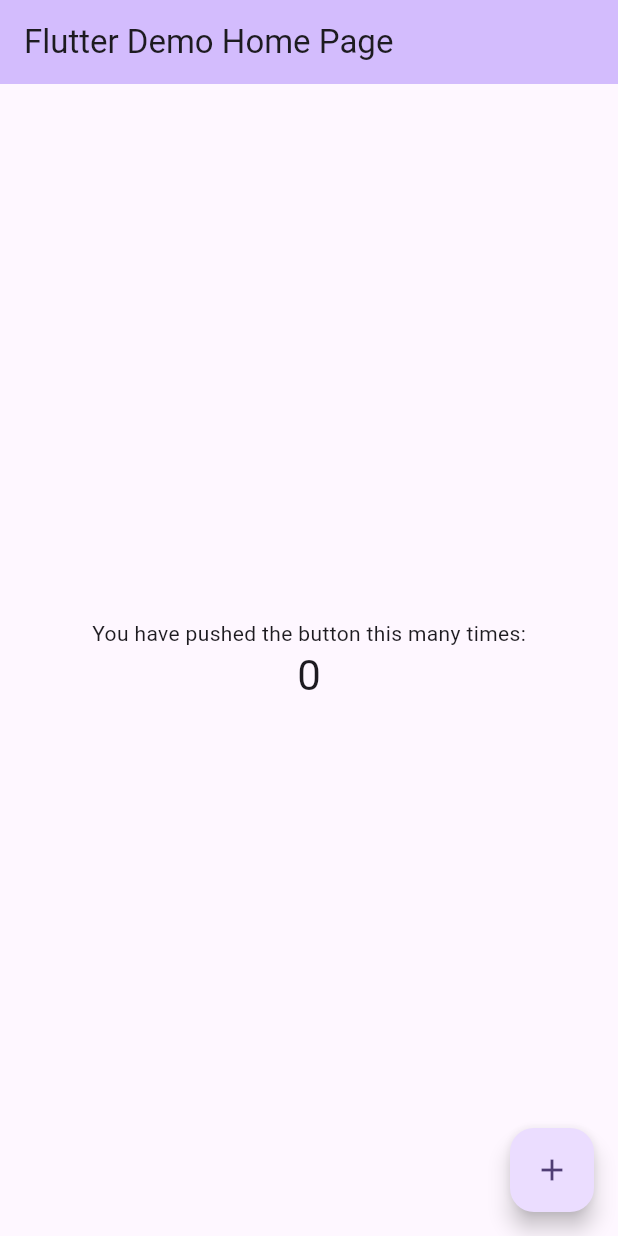
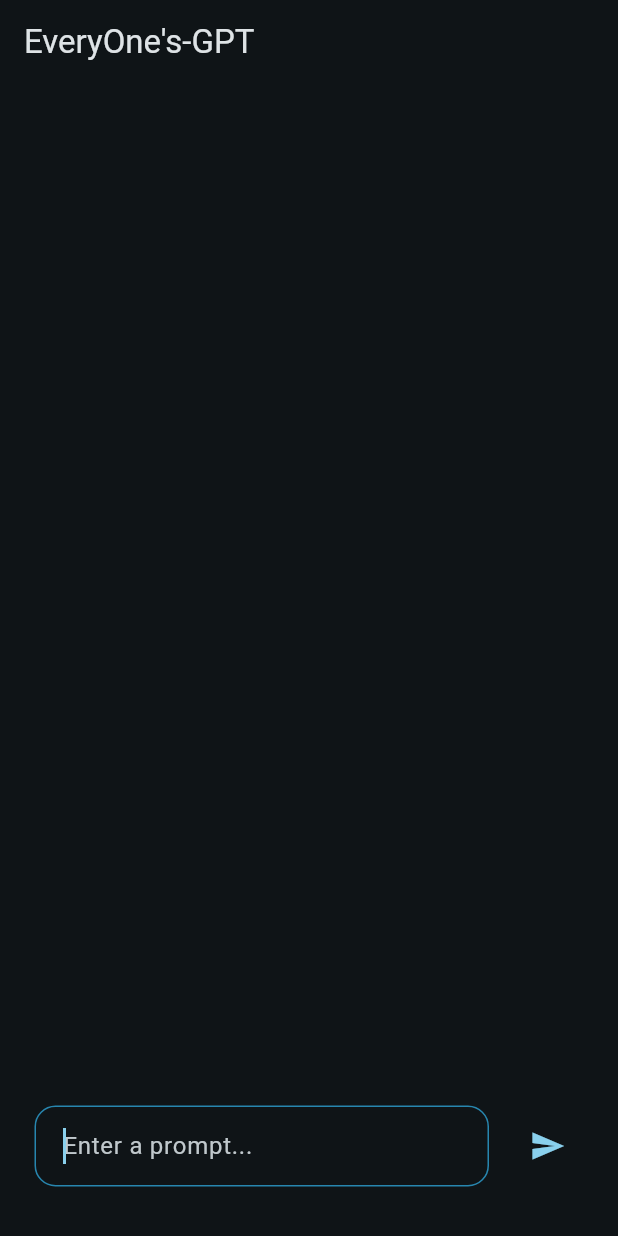
Before and after one commit to bhartiyaanshul/everyone-sGTP-geminiAI-flutter, a Flutter app: the screen it shows after launch, on a phone screen of 412 x 824 dp. Run offline on Flutter 3.47's test engine with Material 3 defaults, Android fonts, the light colour scheme and no system bars; our stand-ins replace flutter_markdown, google_generative_ai.

Commit message:
Everyone's GPT created

```diff
--- a/lib/main.dart
+++ b/lib/main.dart
@@ -1,125 +1,343 @@
+// Copyright 2024 the Dart project authors. All rights reserved.
+// Use of this source code is governed by a BSD-style license
+// that can be found in the LICENSE file.
+
 import 'package:flutter/material.dart';
+import 'package:flutter_markdown/flutter_markdown.dart';
+import 'package:google_generative_ai/google_generative_ai.dart';
+import 'package:url_launcher/link.dart';
 
 void main() {
-  runApp(const MyApp());
+  runApp(const GenerativeAISample());
 }
 
-class MyApp extends StatelessWidget {
-  const MyApp({super.key});
+class GenerativeAISample extends StatelessWidget {
+  const GenerativeAISample({super.key});
 
-  // This widget is the root of your application.
   @override
   Widget build(BuildContext context) {
     return MaterialApp(
-      title: 'Flutter Demo',
+      debugShowCheckedModeBanner: false,
+      title: "EveryOne's-GPT",
       theme: ThemeData(
-        // This is the theme of your application.
-        //
-        // TRY THIS: Try running your application with "flutter run". You'll see
-        // the application has a purple toolbar. Then, without quitting the app,
-        // try changing the seedColor in the colorScheme below to Colors.green
-        // and then invoke "hot reload" (save your changes or press the "hot
-        // reload" button in a Flutter-supported IDE, or press "r" if you used
-        // the command line to start the app).
-        //
-        // Notice that the counter didn't reset back to zero; the application
-        // state is not lost during the reload. To reset the state, use hot
-        // restart instead.
-        //
-        // This works for code too, not just values: Most code changes can be
-        // tested with just a hot reload.
-        colorScheme: ColorScheme.fromSeed(seedColor: Colors.deepPurple),
+        colorScheme: ColorScheme.fromSeed(
+          brightness: Brightness.dark,
+          seedColor: const Color.fromARGB(255, 171, 222, 244),
+          secondary: Color.fromARGB(255, 39, 134, 175)
+        ),
         useMaterial3: true,
       ),
-      home: const MyHomePage(title: 'Flutter Demo Home Page'),
+      home: const ChatScreen(title: "EveryOne's-GPT"),
     );
   }
 }
 
-class MyHomePage extends StatefulWidget {
-  const MyHomePage({super.key, required this.title});
-
-  // This widget is the home page of your application. It is stateful, meaning
-  // that it has a State object (defined below) that contains fields that affect
-  // how it looks.
-
-  // This class is the configuration for the state. It holds the values (in this
-  // case the title) provided by the parent (in this case the App widget) and
-  // used by the build method of the State. Fields in a Widget subclass are
-  // always marked "final".
+class ChatScreen extends StatefulWidget {
+  const ChatScreen({super.key, required this.title});
 
   final String title;
 
   @override
-  State<MyHomePage> createState() => _MyHomePageState();
+  State<ChatScreen> createState() => _ChatScreenState();
 }
 
-class _MyHomePageState extends State<MyHomePage> {
-  int _counter = 0;
+class _ChatScreenState extends State<ChatScreen> {
+  String? apiKey = 'AIzaSyAuywSz6nhPW8enQ3C6ZQxu7mGlxx_8R2I';
 
-  void _incrementCounter() {
-    setState(() {
-      // This call to setState tells the Flutter framework that something has
-      // changed in this State, which causes it to rerun the build method below
-      // so that the display can reflect the updated values. If we changed
-      // _counter without calling setState(), then the build method would not be
-      // called again, and so nothing would appear to happen.
-      _counter++;
-    });
+  @override
+  Widget build(BuildContext context) {
+    return Scaffold(
+      appBar: AppBar(
+        title: Text(widget.title),
+      ),
+      body: switch (apiKey) {
+        final providedKey? => ChatWidget(apiKey: providedKey),
+        _ => ApiKeyWidget(onSubmitted: (key) {
+            setState(() => apiKey = key);
+          }),
+      },
+    );
+  }
+}
+
+class ApiKeyWidget extends StatelessWidget {
+  ApiKeyWidget({required this.onSubmitted, super.key});
+
+  final ValueChanged onSubmitted;
+  final TextEditingController _textController = TextEditingController();
+
+  @override
+  Widget build(BuildContext context) {
+    return Scaffold(
+      body: Padding(
+        padding: const EdgeInsets.all(8.0),
+        child: Column(
+          mainAxisSize: MainAxisSize.min,
+          children: [
+            const Text(
+              'To use the Gemini API, you\'ll need an API key. '
+              'If you don\'t already have one, '
+              'create a key in Google AI Studio.',
+            ),
+            const SizedBox(height: 8),
+            Link(
+              uri: Uri.https('makersuite.google.com', '/app/apikey'),
+              target: LinkTarget.blank,
+              builder: (context, followLink) => TextButton(
+                onPressed: followLink,
+                child: const Text('Get an API Key'),
+              ),
+            ),
+            const SizedBox(height: 8),
+            Row(
+              children: [
+                Expanded(
+                  child: TextField(
+                    decoration:
+                        textFieldDecoration(context, 'Enter your API key'),
+                    controller: _textController,
+                    onSubmitted: (value) {
+                      onSubmitted(value);
+                    },
+                  ),
+                ),
+                const SizedBox(height: 8),
+                TextButton(
+                  onPressed: () {
+                    onSubmitted(_textController.value.text);
+                  },
+                  child: const Text('Submit'),
+                ),
+              ],
+            ),
+          ],
+        ),
+      ),
+    );
+  }
+}
+
+class ChatWidget extends StatefulWidget {
+  const ChatWidget({required this.apiKey, super.key});
+
+  final String apiKey;
+
+  @override
+  State<ChatWidget> createState() => _ChatWidgetState();
+}
+
+class _ChatWidgetState extends State<ChatWidget> {
+  late final GenerativeModel _model;
+  late final ChatSession _chat;
+  final ScrollController _scrollController = ScrollController();
+  final TextEditingController _textController = TextEditingController();
+  final FocusNode _textFieldFocus = FocusNode(debugLabel: 'TextField');
+  bool _loading = false;
+
+  @override
+  void initState() {
+    super.initState();
+    _model = GenerativeModel(
+      model: 'gemini-pro',
+      apiKey: widget.apiKey,
+    );
+    _chat = _model.startChat();
+  }
+
+  void _scrollDown() {
+    WidgetsBinding.instance.addPostFrameCallback(
+      (_) => _scrollController.animateTo(
+        _scrollController.position.maxScrollExtent,
+        duration: const Duration(
+          milliseconds: 750,
+        ),
+        curve: Curves.easeOutCirc,
+      ),
+    );
   }
 
   @override
   Widget build(BuildContext context) {
-    // This method is rerun every time setState is called, for instance as done
-    // by the _incrementCounter method above.
-    //
-    // The Flutter framework has been optimized to make rerunning build methods
-    // fast, so that you can just rebuild anything that needs updating rather
-    // than having to individually change instances of widgets.
-    return Scaffold(
-      appBar: AppBar(
-        // TRY THIS: Try changing the color here to a specific color (to
-        // Colors.amber, perhaps?) and trigger a hot reload to see the AppBar
-        // change color while the other colors stay the same.
-        backgroundColor: Theme.of(context).colorScheme.inversePrimary,
-        // Here we take the value from the MyHomePage object that was created by
-        // the App.build method, and use it to set our appbar title.
-        title: Text(widget.title),
+    final history = _chat.history.toList();
+    return Padding(
+      padding: const EdgeInsets.all(8.0),
+      child: Column(
+        mainAxisAlignment: MainAxisAlignment.center,
+        crossAxisAlignment: CrossAxisAlignment.start,
+        children: [
+          Expanded(
+            child: ListView.builder(
+              controller: _scrollController,
+              itemBuilder: (context, idx) {
+                final content = history[idx];
+                final text = content.parts
+                    .whereType<TextPart>()
+                    .map<String>((e) => e.text)
+                    .join('');
+                return MessageWidget(
+                  text: text,
+                  isFromUser: content.role == 'user',
+                );
+              },
+              itemCount: history.length,
+            ),
+          ),
+          Padding(
+            padding: const EdgeInsets.symmetric(
+              vertical: 25,
+              horizontal: 15,
+            ),
+            child: Row(
+              children: [
+                Expanded(
+                  child: TextField(
+                    autofocus: true,
+                    focusNode: _textFieldFocus,
+                    decoration:
+                        textFieldDecoration(context, 'Enter a prompt...'),
+                    controller: _textController,
+                    onSubmitted: (String value) {
+                      _sendChatMessage(value);
+                    },
+                  ),
+                ),
+                const SizedBox.square(dimension: 15),
+                if (!_loading)
+                  IconButton(
+                    onPressed: () async {
+                      _sendChatMessage(_textController.text);
+                    },
+                    icon: Icon(
+                      Icons.send,
+                      color: Theme.of(context).colorScheme.primary,
+                    ),
+                  )
+                else
+                  const CircularProgressIndicator(),
+              ],
+            ),
+          ),
+        ],
       ),
-      body: Center(
-        // Center is a layout widget. It takes a single child and positions it
-        // in the middle of the parent.
-        child: Column(
-          // Column is also a layout widget. It takes a list of children and
-          // arranges them vertically. By default, it sizes itself to fit its
-          // children horizontally, and tries to be as tall as its parent.
-          //
-          // Column has various properties to control how it sizes itself and
-          // how it positions its children. Here we use mainAxisAlignment to
-          // center the children vertically; the main axis here is the vertical
-          // axis because Columns are vertical (the cross axis would be
-          // horizontal).
-          //
-          // TRY THIS: Invoke "debug painting" (choose the "Toggle Debug Paint"
-          // action in the IDE, or press "p" in the console), to see the
-          // wireframe for each widget.
-          mainAxisAlignment: MainAxisAlignment.center,
-          children: <Widget>[
-            const Text(
-              'You have pushed the button this many times:',
-            ),
-            Text(
-              '$_counter',
-              style: Theme.of(context).textTheme.headlineMedium,
-            ),
+    );
+  }
+
+  Future<void> _sendChatMessage(String message) async {
+    setState(() {
+      _loading = true;
+    });
+
+    try {
+      final response = await _chat.sendMessage(
+        Content.text(message),
+      );
+      final text = response.text;
+
+      if (text == null) {
+        _showError('Empty response.');
+        return;
+      } else {
+        setState(() {
+          _loading = false;
+          _scrollDown();
+        });
+      }
+    } catch (e) {
+      _showError(e.toString());
+      setState(() {
+        _loading = false;
+      });
+    } finally {
+      _textController.clear();
+      setState(() {
+        _loading = false;
+      });
+      _textFieldFocus.requestFocus();
+    }
+  }
+
+  void _showError(String message) {
+    showDialog(
+      context: context,
+      builder: (context) {
+        return AlertDialog(
+          title: const Text('Something went wrong'),
+          content: SingleChildScrollView(
+            child: Text(message),
+          ),
+          actions: [
+            TextButton(
+              onPressed: () {
+                Navigator.of(context).pop();
+              },
+              child: const Text('OK'),
+            )
           ],
-        ),
-      ),
-      floatingActionButton: FloatingActionButton(
-        onPressed: _incrementCounter,
-        tooltip: 'Increment',
-        child: const Icon(Icons.add),
-      ), // This trailing comma makes auto-formatting nicer for build methods.
+        );
+      },
     );
   }
 }
+
+class MessageWidget extends StatelessWidget {
+  const MessageWidget({
+    super.key,
+    required this.text,
+    required this.isFromUser,
+  });
+
+  final String text;
+  final bool isFromUser;
+
+  @override
+  Widget build(BuildContext context) {
+    return Padding(
+      padding: const EdgeInsets.all(8.0),
+      child: Row(
+        mainAxisAlignment:
+            isFromUser ? MainAxisAlignment.end : MainAxisAlignment.start,
+        children: [
+          Flexible(
+            child: Container(
+              constraints: const BoxConstraints(maxWidth: 480),
+              decoration: BoxDecoration(
+                color: isFromUser
+                    ? Theme.of(context).colorScheme.primaryContainer
+                    : Theme.of(context).colorScheme.secondary,
+                borderRadius: BorderRadius.circular(18),
+              ),
+              padding: const EdgeInsets.symmetric(
+                vertical: 15,
+                horizontal: 20,
+              ),
+              margin: const EdgeInsets.only(bottom: 8),
+              child: MarkdownBody(data: text),
+            ),
+          ),
+        ],
+      ),
+    );
+  }
+}
+
+InputDecoration textFieldDecoration(BuildContext context, String hintText) =>
+    InputDecoration(
+      contentPadding: const EdgeInsets.all(15),
+      hintText: hintText,
+      border: OutlineInputBorder(
+        borderRadius: const BorderRadius.all(
+          Radius.circular(14),
+        ),
+        borderSide: BorderSide(
+          color: Theme.of(context).colorScheme.secondary,
+        ),
+      ),
+      focusedBorder: OutlineInputBorder(
+        borderRadius: const BorderRadius.all(
+          Radius.circular(14),
+        ),
+        borderSide: BorderSide(
+          color: Theme.of(context).colorScheme.secondary,
+        ),
+      ),
+    );
```
